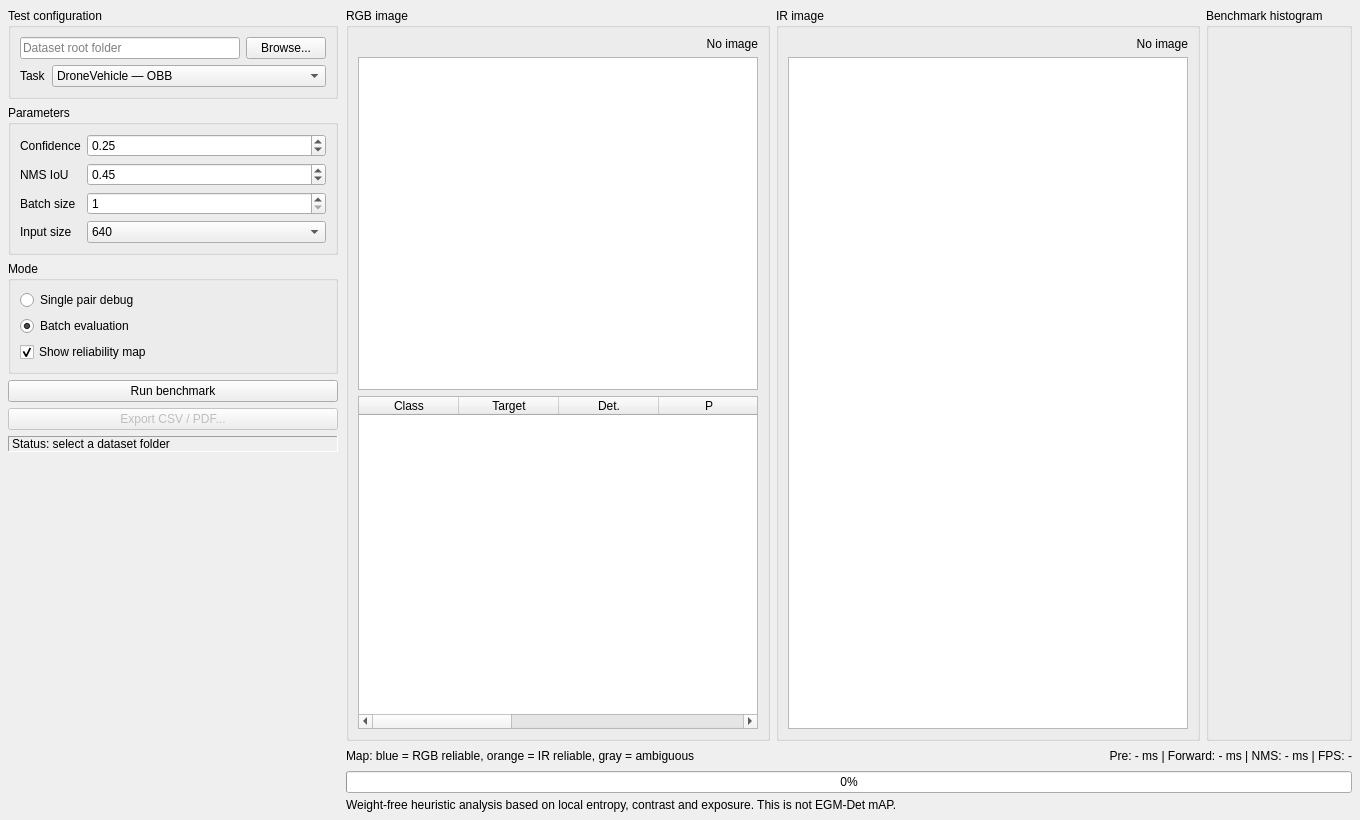
Qt form src/mainwindow.ui (soncris3012/Test-EGM-Det) before a commit.
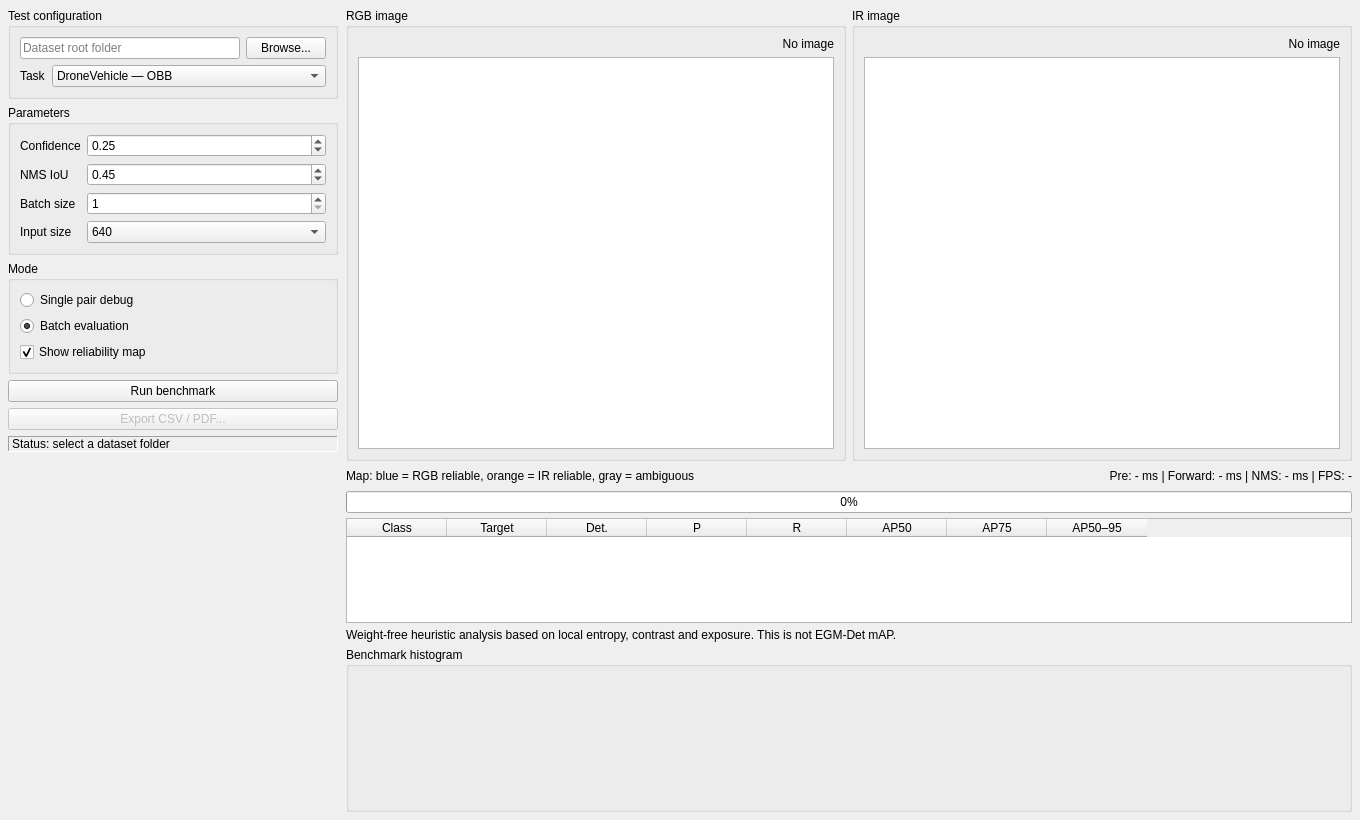
The same form after that commit. Custom widgets are drawn as their Qt base class.

Commit message: Align image views and move histogram below results

Patch:
```diff
--- a/src/mainwindow.ui
+++ b/src/mainwindow.ui
@@ -339,56 +339,6 @@
             <item>
              <widget class="ImageView" name="rgbView"/>
             </item>
-            <item>
-             <widget class="QTableWidget" name="metricsTable">
-              <property name="editTriggers">
-               <set>QAbstractItemView::EditTrigger::NoEditTriggers</set>
-              </property>
-              <property name="selectionBehavior">
-               <enum>QAbstractItemView::SelectionBehavior::SelectRows</enum>
-              </property>
-              <column>
-               <property name="text">
-                <string>Class</string>
-               </property>
-              </column>
-              <column>
-               <property name="text">
-                <string>Target</string>
-               </property>
-              </column>
-              <column>
-               <property name="text">
-                <string>Det.</string>
-               </property>
-              </column>
-              <column>
-               <property name="text">
-                <string>P</string>
-               </property>
-              </column>
-              <column>
-               <property name="text">
-                <string>R</string>
-               </property>
-              </column>
-              <column>
-               <property name="text">
-                <string>AP50</string>
-               </property>
-              </column>
-              <column>
-               <property name="text">
-                <string>AP75</string>
-               </property>
-              </column>
-              <column>
-               <property name="text">
-                <string>AP50–95</string>
-               </property>
-              </column>
-             </widget>
-            </item>
            </layout>
           </widget>
          </item>
@@ -414,15 +364,6 @@
            </layout>
           </widget>
          </item>
-         <item>
-          <widget class="QGroupBox" name="histogramGroup">
-           <property name="title"><string>Benchmark histogram</string></property>
-           <property name="maximumSize"><size><width>280</width><height>16777215</height></size></property>
-           <layout class="QVBoxLayout" name="histogramLayout">
-            <item><widget class="ReliabilityChartWidget" name="reliabilityChart"/></item>
-           </layout>
-          </widget>
-         </item>
         </layout>
        </item>
        <item>
@@ -469,6 +410,21 @@
          </property>
         </widget>
        </item>
+       <item>
+        <widget class="QTableWidget" name="metricsTable">
+         <property name="maximumSize"><size><width>16777215</width><height>105</height></size></property>
+         <property name="editTriggers"><set>QAbstractItemView::EditTrigger::NoEditTriggers</set></property>
+         <property name="selectionBehavior"><enum>QAbstractItemView::SelectionBehavior::SelectRows</enum></property>
+         <column><property name="text"><string>Class</string></property></column>
+         <column><property name="text"><string>Target</string></property></column>
+         <column><property name="text"><string>Det.</string></property></column>
+         <column><property name="text"><string>P</string></property></column>
+         <column><property name="text"><string>R</string></property></column>
+         <column><property name="text"><string>AP50</string></property></column>
+         <column><property name="text"><string>AP75</string></property></column>
+         <column><property name="text"><string>AP50–95</string></property></column>
+        </widget>
+       </item>
        <item>
         <widget class="QLabel" name="metricNoteLabel">
          <property name="text">
@@ -476,6 +432,16 @@
          </property>
         </widget>
        </item>
+       <item>
+        <widget class="QGroupBox" name="histogramGroup">
+         <property name="title"><string>Benchmark histogram</string></property>
+         <property name="minimumSize"><size><width>0</width><height>165</height></size></property>
+         <property name="maximumSize"><size><width>16777215</width><height>200</height></size></property>
+         <layout class="QVBoxLayout" name="histogramLayout">
+          <item><widget class="ReliabilityChartWidget" name="reliabilityChart"/></item>
+         </layout>
+        </widget>
+       </item>
       </layout>
      </widget>
     </item>
```
The commit also changes 4 other files.
